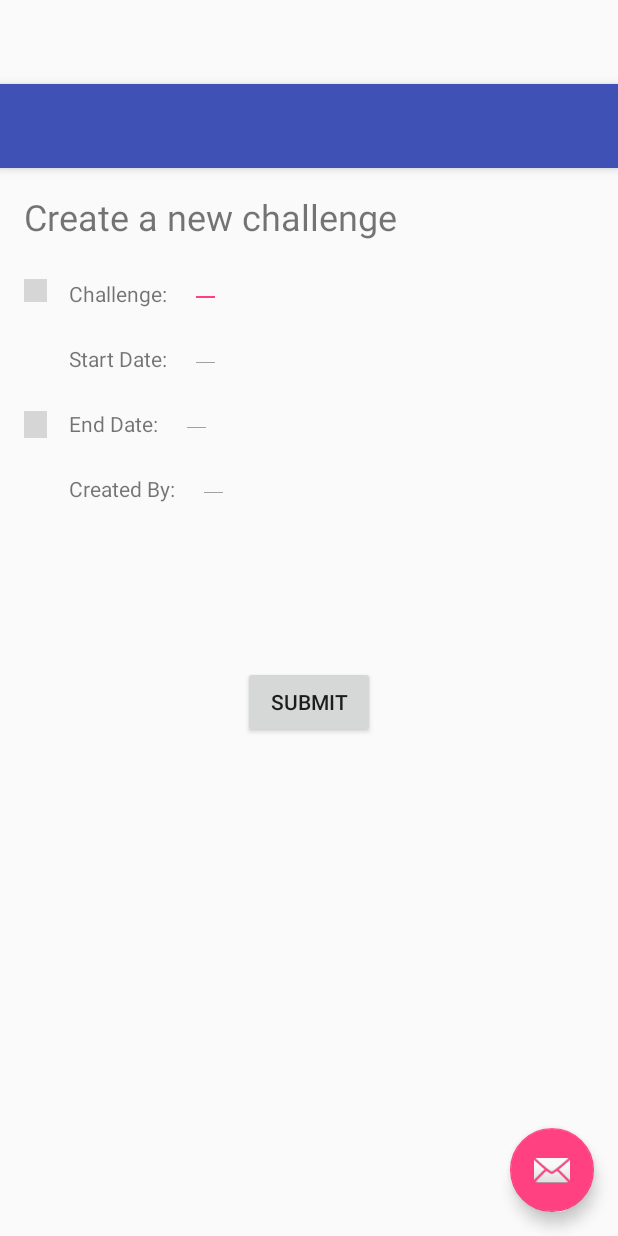
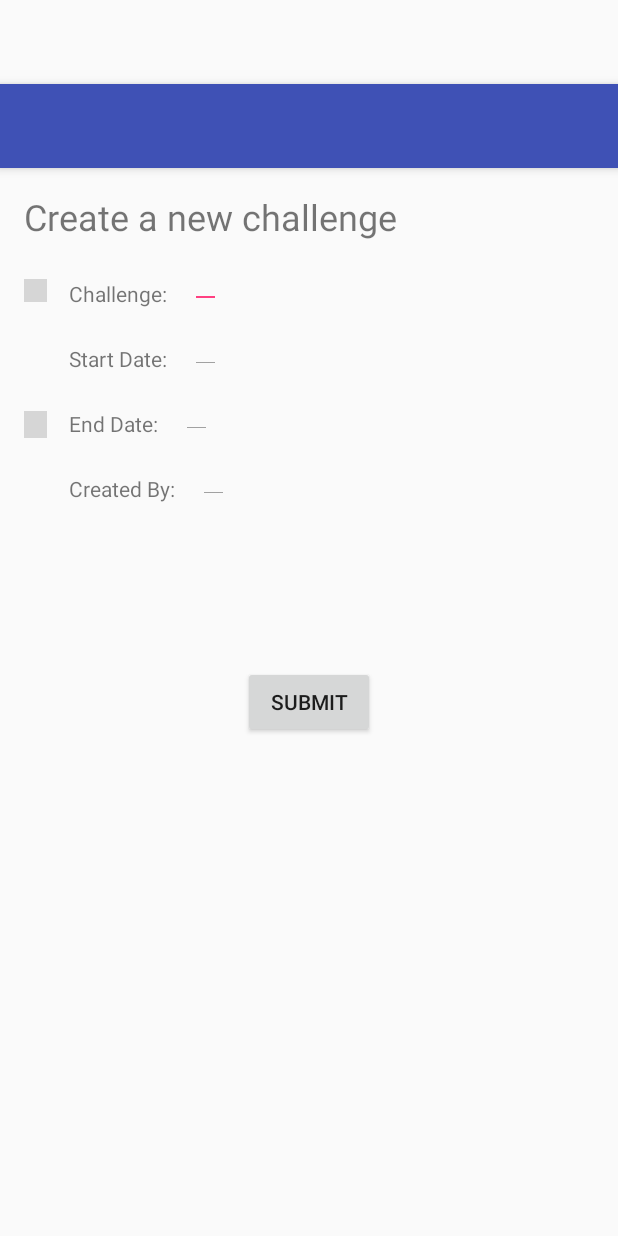
Before and after one commit to quinnbanet359/SustainGame, an Android app: the layout activity_create_challenge.xml on its own in the app's theme, with its tools: preview values and no code run, on a phone screen of 412 x 824 dp. Run offline under Robolectric (Android 15) with nearby library versions, the phone set to English and light mode, and no system bars; grey boxes are pictures that could not be loaded.

Commit message:
Minor UI Changes
overlapping listview in auth dashboard and things like that

```diff
--- a/app/src/main/java/com/quinnbanet/sustaingame/CompletedChallenge.java
+++ b/app/src/main/java/com/quinnbanet/sustaingame/CompletedChallenge.java
@@ -53,7 +53,7 @@ public class CompletedChallenge extends Fragment {
                         //Log.d("listAdapterLog","position: "+ position);
 
                         String currentPosition;
-                        Object lvRawData = (Object) lv.getItemAtPosition(position);
+                        Object lvRawData = lv.getItemAtPosition(position);
                         currentPosition = lvRawData.toString();
 
                         //ID
--- a/app/src/main/res/layout/activity_create_challenge.xml
+++ b/app/src/main/res/layout/activity_create_challenge.xml
@@ -23,12 +23,4 @@
 
     <include layout="@layout/content_create_challenge" />
 
-    <android.support.design.widget.FloatingActionButton
-        android:id="@+id/fab"
-        android:layout_width="wrap_content"
-        android:layout_height="wrap_content"
-        android:layout_gravity="bottom|end"
-        android:layout_margin="@dimen/fab_margin"
-        app:srcCompat="@android:drawable/ic_dialog_email" />
-
 </android.support.design.widget.CoordinatorLayout>
--- a/app/src/main/res/layout/content_create_challenge.xml
+++ b/app/src/main/res/layout/content_create_challenge.xml
@@ -42,6 +42,15 @@
         android:layout_marginTop="25dp"
         android:layout_above="@+id/createSDTitle" />
 
+    <TextView
+        android:text="Start Date:"
+        android:layout_width="wrap_content"
+        android:layout_height="wrap_content"
+        android:id="@+id/createSDTitle"
+        android:layout_marginTop="24dp"
+        android:layout_below="@+id/createChallengeTitle"
+        android:layout_alignStart="@+id/createChallengeTitle" />
+
     <EditText
         android:text=""
         android:layout_width="wrap_content"
@@ -51,8 +60,16 @@
         android:layout_toEndOf="@+id/createSDTitle"
         android:layout_marginLeft="15dp"
         android:layout_marginTop="25dp"
-        android:editable="false"
         android:layout_above="@+id/createEDContent" />
+
+    <TextView
+        android:text="End Date:"
+        android:layout_width="wrap_content"
+        android:layout_height="wrap_content"
+        android:id="@+id/createEDTitle"
+        android:layout_marginTop="24dp"
+        android:layout_below="@+id/createSDTitle"
+        android:layout_alignStart="@+id/createChallengeTitle" />
 
     <EditText
         android:text=""
@@ -66,6 +83,15 @@
         android:layout_marginTop="25dp"
         android:layout_above="@+id/createCreatedByContent" />
 
+    <TextView
+        android:text="Created By:"
+        android:layout_width="wrap_content"
+        android:layout_height="wrap_content"
+        android:id="@+id/createCreatedByTitle"
+        android:layout_marginTop="24dp"
+        android:layout_below="@+id/createEDTitle"
+        android:layout_alignStart="@+id/createEDTitle" />
+
     <EditText
         android:text=""
         android:layout_width="wrap_content"
@@ -75,35 +101,7 @@
         android:layout_toEndOf="@+id/createCreatedByTitle"
         android:layout_marginLeft="15dp"
         android:layout_marginTop="25dp"
-        android:editable="false"
-        android:layout_alignBottom="@+id/createCreatedByTitle" />
-
-    <TextView
-        android:text="End Date:"
-        android:layout_width="wrap_content"
-        android:layout_height="wrap_content"
-        android:id="@+id/createEDTitle"
-        android:layout_marginTop="24dp"
-        android:layout_below="@+id/createSDTitle"
-        android:layout_alignStart="@+id/createChallengeTitle" />
-
-    <TextView
-        android:text="Start Date:"
-        android:layout_width="wrap_content"
-        android:layout_height="wrap_content"
-        android:id="@+id/createSDTitle"
-        android:layout_marginTop="24dp"
-        android:layout_below="@+id/createChallengeTitle"
-        android:layout_alignStart="@+id/createChallengeTitle" />
-
-    <TextView
-        android:text="Created By:"
-        android:layout_width="wrap_content"
-        android:layout_height="wrap_content"
-        android:id="@+id/createCreatedByTitle"
-        android:layout_marginTop="24dp"
-        android:layout_below="@+id/createEDTitle"
-        android:layout_alignStart="@+id/createEDTitle" />
+        android:layout_alignBottom="@+id/createCreatedByTitle"/>
 
     <Button
         android:text="Submit"
--- a/app/src/main/res/layout/fragment_current_challenge.xml
+++ b/app/src/main/res/layout/fragment_current_challenge.xml
@@ -1,4 +1,4 @@
-<FrameLayout xmlns:android="http://schemas.android.com/apk/res/android"
+<RelativeLayout xmlns:android="http://schemas.android.com/apk/res/android"
     xmlns:tools="http://schemas.android.com/tools"
     android:layout_width="match_parent"
     android:layout_height="match_parent"
@@ -18,4 +18,4 @@
         android:layout_below="@id/currentListTitle"
         android:id="@+id/currentList"/>
 
-</FrameLayout>
+</RelativeLayout>
```
Also changed, not shown: app/src/main/java/com/quinnbanet/sustaingame/CreateChallenge.java (+8 -5 lines), app/src/main/res/layout/activity_challenges_details.xml (+0 -8 lines), app/src/main/res/layout/content_challenges_details.xml (+9 -9 lines), app/src/main/res/layout/fragment_completed_challenge.xml (+13 -9 lines).
